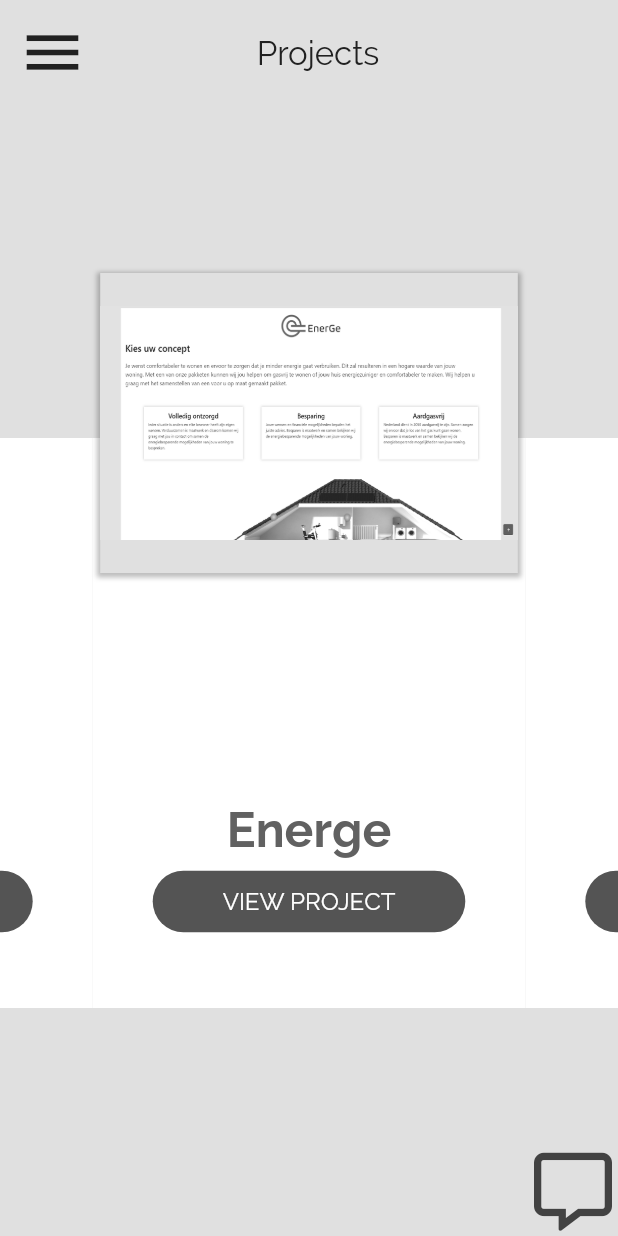
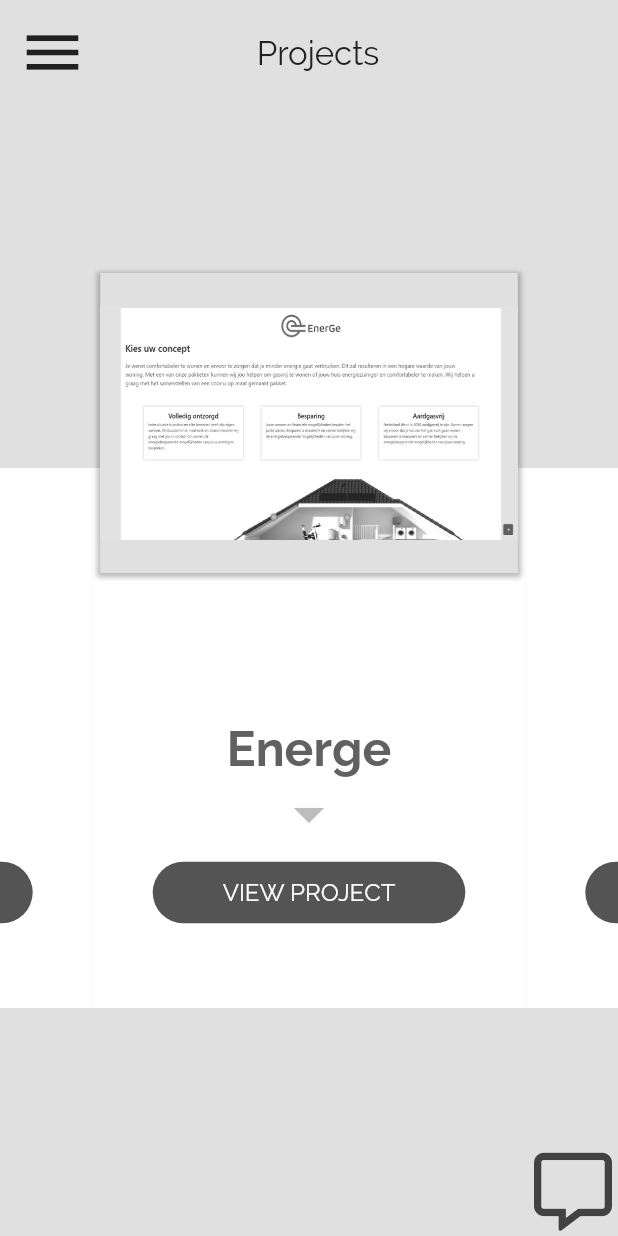
Before and after one commit to wojciechkubiak/flutter-site, a Flutter app: the Projects widget shown alone on an empty page, opened directly, on a phone screen of 412 x 824 dp. Run offline on Flutter 3.47's test engine with Material 2 defaults, Android fonts, the phone set to English and light mode, and no system bars; drawn by our look-alikes of carousel_slider, flutter_zoom_drawer; our stand-ins replace bloc, blur, dio, equatable, flutter_bloc, flutter_dotenv and 4 more.

Commit message:
Projects fix

```diff
--- a/lib/pages/projects.dart
+++ b/lib/pages/projects.dart
@@ -200,7 +200,7 @@
                           Align(
                             alignment: Alignment.centerLeft,
                             child: Container(
-                              margin: EdgeInsets.only(top: 24),
+                              margin: EdgeInsets.only(top: 48),
                               padding: EdgeInsets.all(4),
                               decoration: BoxDecoration(
                                 color: Colors.grey[800],
--- a/lib/widgets/project_card.dart
+++ b/lib/widgets/project_card.dart
@@ -49,7 +49,7 @@
               margin: EdgeInsets.only(bottom: 80),
               height: isMobile
                   ? width <= 700
-                      ? 380
+                      ? 360
                       : 420
                   : 500,
               width: 800,
@@ -57,7 +57,7 @@
                 color: Colors.white,
               ),
               padding: EdgeInsets.only(
-                top: 200,
+                top: isMobile ? 120 : 200,
                 bottom: isMobile ? 0 : 50,
                 left: 40,
                 right: 40,
@@ -77,12 +77,11 @@
                     ),
                     textAlign: TextAlign.center,
                   ),
-                  if (!isMobile)
-                    Icon(
-                      Icons.arrow_drop_down,
-                      color: Colors.grey[400],
-                      size: 48,
-                    ),
+                  Icon(
+                    Icons.arrow_drop_down,
+                    color: Colors.grey[400],
+                    size: 48,
+                  ),
                   CustomRoundButton(
                     text: 'VIEW PROJECT',
                     onTap: () => widget.pickCurrent(widget.project),
```
